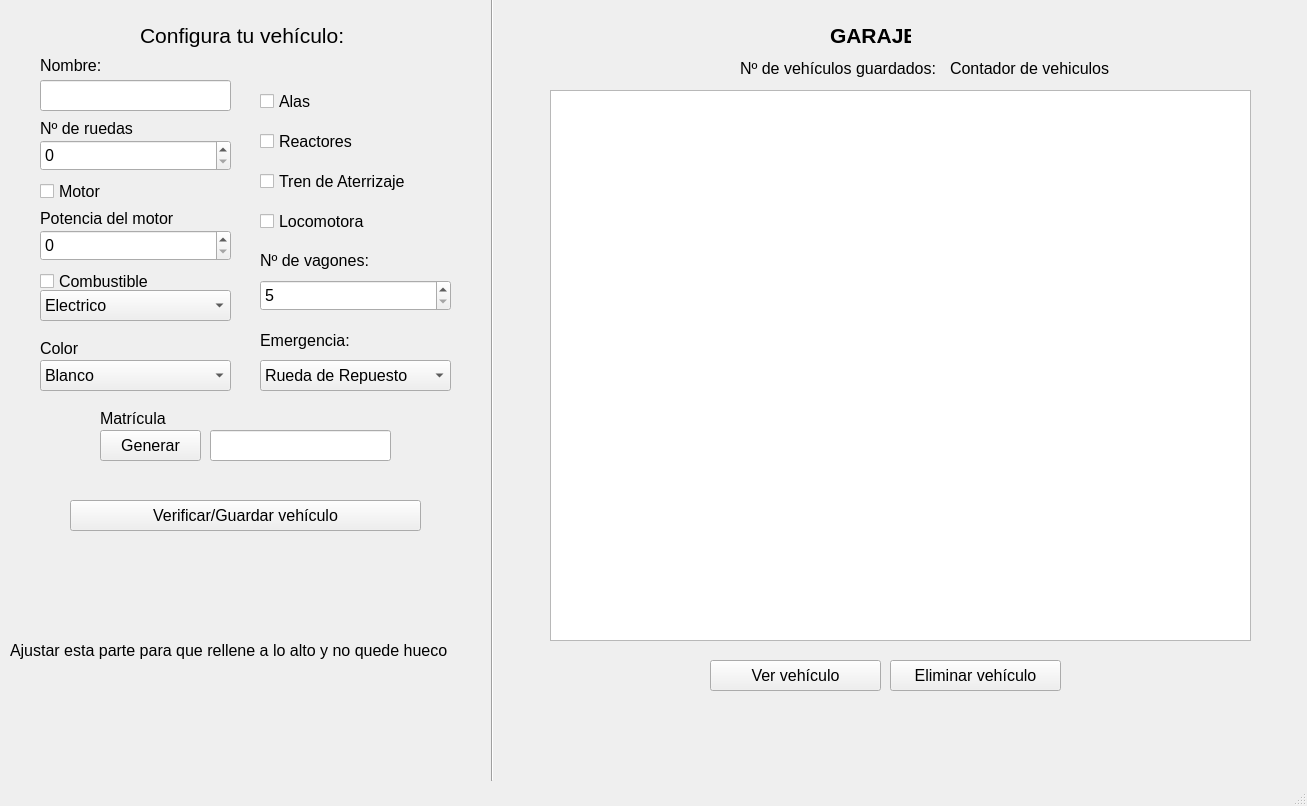
Before: the Qt Designer form mainwindow.ui in DiegoAlcoba/vehiculos, drawn with Qt 5.
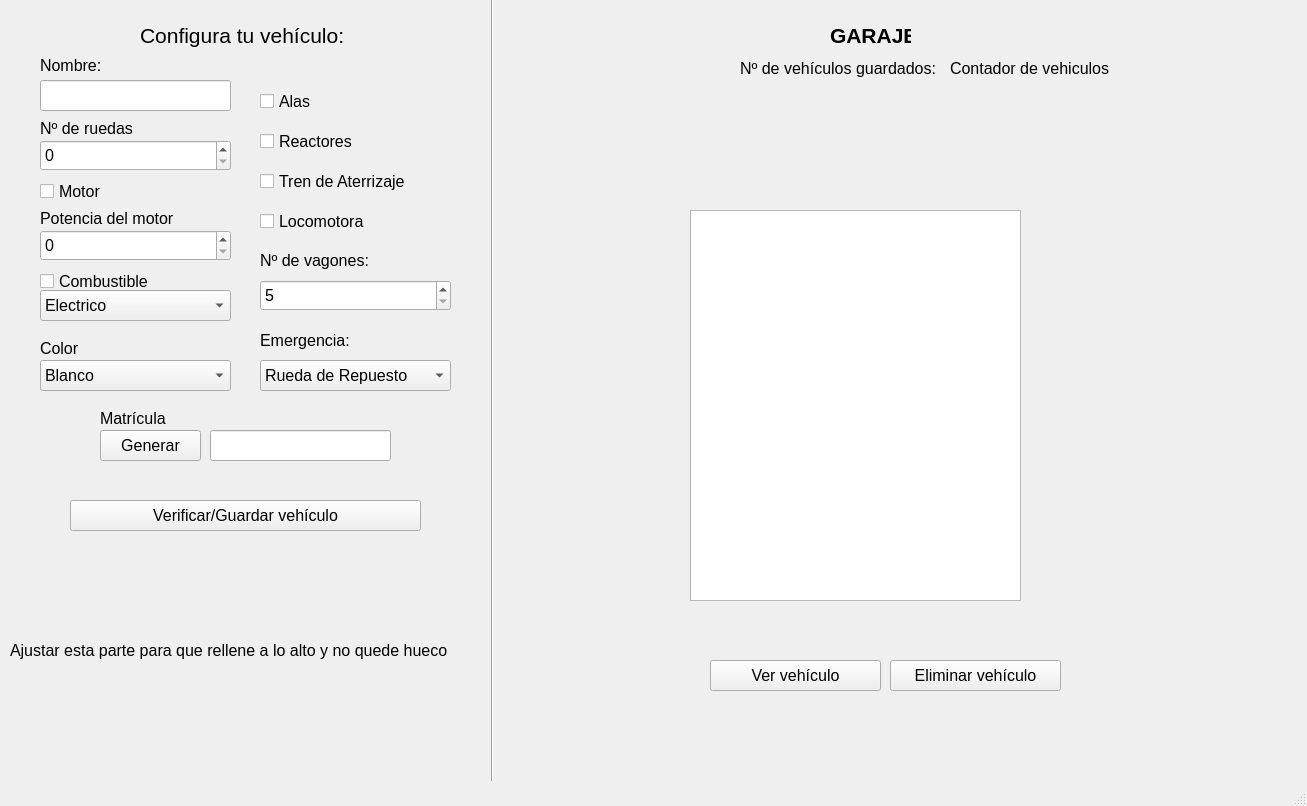
After: the same form once the commit is applied.

The edit to the form file:
```diff
--- a/mainwindow.ui
+++ b/mainwindow.ui
@@ -499,16 +499,6 @@
      <string>Ajustar esta parte para que rellene a lo alto y no quede hueco</string>
     </property>
    </widget>
-   <widget class="QTableView" name="tableView">
-    <property name="geometry">
-     <rect>
-      <x>550</x>
-      <y>90</y>
-      <width>701</width>
-      <height>551</height>
-     </rect>
-    </property>
-   </widget>
    <widget class="QLabel" name="contVehics">
     <property name="geometry">
      <rect>
@@ -522,6 +512,16 @@
      <string>Contador de vehiculos</string>
     </property>
    </widget>
+   <widget class="QTableWidget" name="guardados">
+    <property name="geometry">
+     <rect>
+      <x>690</x>
+      <y>210</y>
+      <width>331</width>
+      <height>391</height>
+     </rect>
+    </property>
+   </widget>
   </widget>
   <widget class="QMenuBar" name="menubar">
    <property name="geometry">
```
